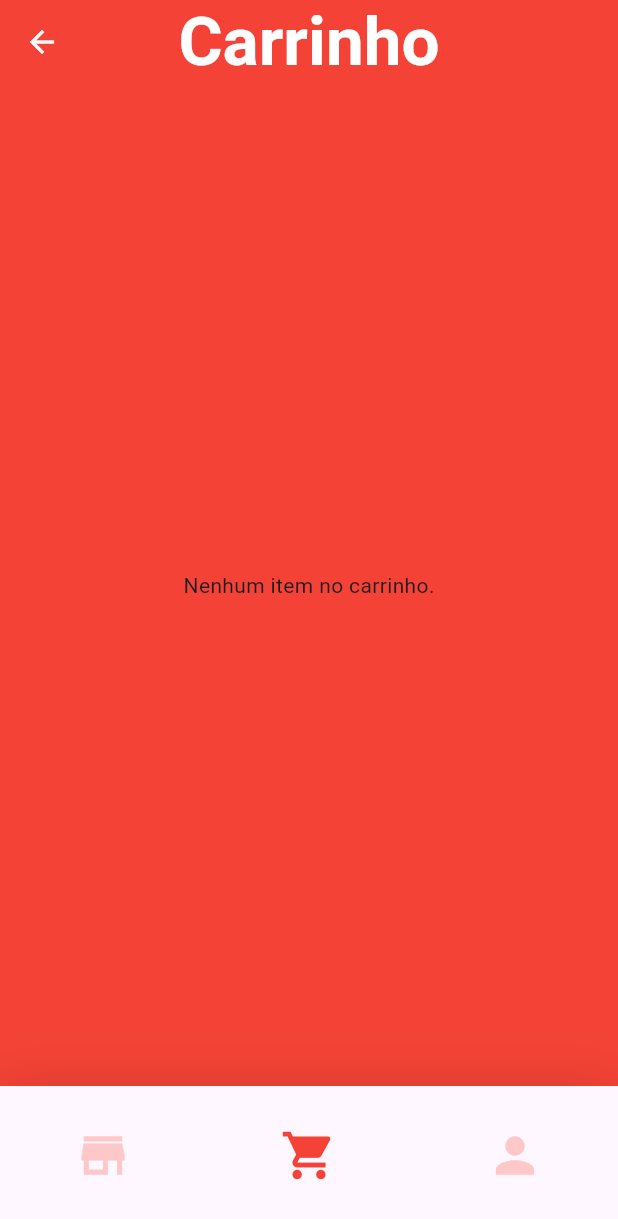
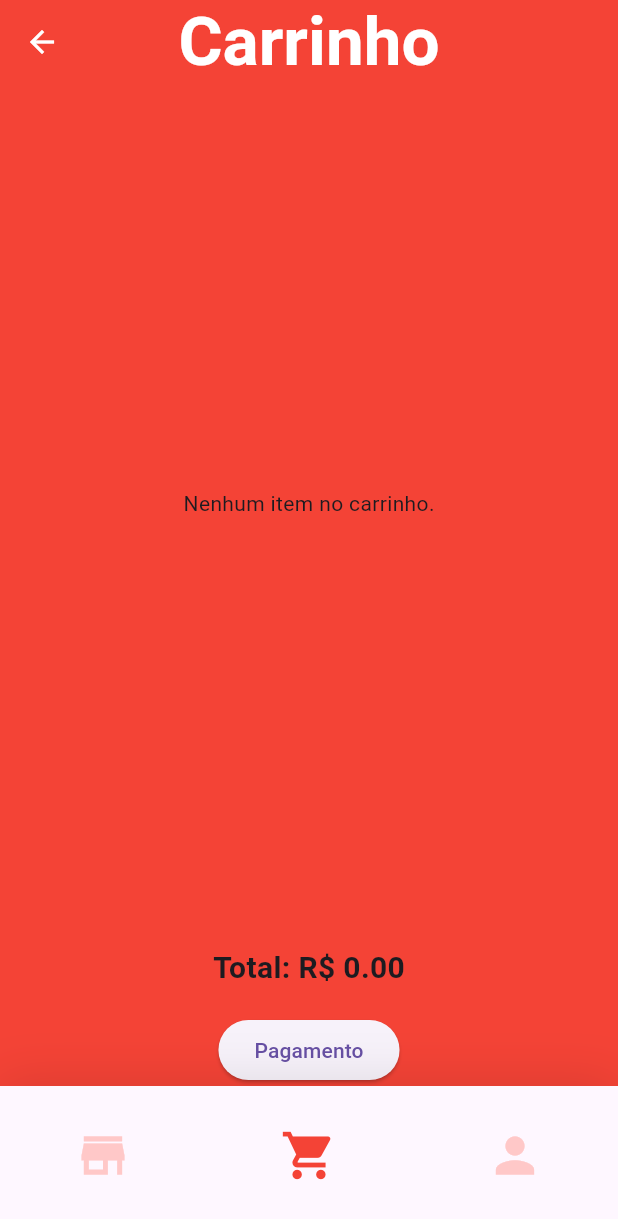
Before and after one commit to EduardoGuedes06/FLUTTER_IPET_DEMO, a Flutter app: the CartApp_page screen opened by its route, on a phone screen of 412 x 824 dp. Shown: the top 1219 px of the screen. Run offline on Flutter 3.47's test engine with Material 3 defaults, Android fonts, the phone set to English and light mode, and no system bars; accounts and stored records are empty; network calls fail.

```diff
--- a/aplication/lib/Pages/CartApp_page.dart
+++ b/aplication/lib/Pages/CartApp_page.dart
@@ -1,10 +1,10 @@
+import 'package:flutter/material.dart';
+import 'package:provider/provider.dart';
 import 'package:aplication/Models/Cart.dart';
 import 'package:aplication/Pages/ProdutosApp_page.dart';
 import 'package:aplication/Service/CartCache.dart';
 import 'package:aplication/Service/RestService/CartServiceRest.dart';
 import 'package:aplication/Service/UserCache.dart';
-import 'package:flutter/material.dart';
-import 'package:provider/provider.dart';
 
 class CartApp_page extends StatefulWidget {
   @override
@@ -13,6 +13,7 @@ class CartApp_page extends StatefulWidget {
 
 class _CartApp_pageState extends State<CartApp_page> {
   late Future<List<Cart>> cartItemsFuture;
+  double total = 0.0;
 
   @override
   void initState() {
@@ -25,7 +26,20 @@ class _CartApp_pageState extends State<CartApp_page> {
     final loggedInUser = userCache.getLoggedInUser();
     final userId = loggedInUser?.userId;
 
-    return await CartServiceRest().getCart(userId ?? '');
+    List<Cart> cartItems = await CartServiceRest().getCart(userId ?? '');
+    setState(() {
+      total = _calculateTotal(cartItems);
+    });
+
+    return cartItems;
+  }
+
+  double _calculateTotal(List<Cart> cartItems) {
+    double sum = 0.0;
+    for (var item in cartItems) {
+      sum += (item.valor * item.qtd);
+    }
+    return sum;
   }
 
   @override
@@ -52,10 +66,11 @@ class _CartApp_pageState extends State<CartApp_page> {
         ),
         centerTitle: true,
       ),
-      // ... (seu código anterior)
-// ... (seu código anterior)
-
-      body: FutureBuilder<List<Cart>>(
+      body: Column(
+        children: [
+          // Lista de itens do carrinho
+          Expanded(
+            child: FutureBuilder<List<Cart>>(
               future: cartItemsFuture,
               builder: (context, snapshot) {
                 if (snapshot.connectionState == ConnectionState.waiting) {
@@ -71,7 +86,8 @@ class _CartApp_pageState extends State<CartApp_page> {
                       children: cartItems.map((cartItem) {
                         return Center(
                           child: Container(
-                      width: 300.0, // Largura ajustável conforme necessário
+                            width:
+                                300.0, // Largura ajustável conforme necessário
                             margin: EdgeInsets.all(8.0),
                             padding: EdgeInsets.all(16.0),
                             decoration: BoxDecoration(
@@ -89,7 +105,8 @@ class _CartApp_pageState extends State<CartApp_page> {
                                 Text(
                                   cartItem.nome,
                                   style: TextStyle(
-                                fontSize: 18.0, fontWeight: FontWeight.bold),
+                                      fontSize: 18.0,
+                                      fontWeight: FontWeight.bold),
                                   textAlign: TextAlign.center,
                                 ),
                                 SizedBox(height: 8.0),
@@ -104,16 +121,18 @@ class _CartApp_pageState extends State<CartApp_page> {
                                 ),
                                 SizedBox(height: 16.0),
                                 Row(
-                            mainAxisAlignment: MainAxisAlignment.spaceEvenly,
+                                  mainAxisAlignment:
+                                      MainAxisAlignment.spaceEvenly,
                                   children: [
                                     ElevatedButton(
                                       onPressed: () async {
                                         bool success = await CartServiceRest()
-                                      .UpdateItemCart(
-                                          cartItem.id, (cartItem.qtd + 1));
+                                            .UpdateItemCart(cartItem.id,
+                                                (cartItem.qtd + 1));
                                         if (success) {
                                           setState(() {
                                             cartItem.qtd += 1;
+                                            total = _calculateTotal(cartItems);
                                           });
                                         }
                                       },
@@ -126,11 +145,12 @@ class _CartApp_pageState extends State<CartApp_page> {
                                         }
 
                                         bool success = await CartServiceRest()
-                                      .UpdateItemCart(
-                                          cartItem.id, (cartItem.qtd - 1));
+                                            .UpdateItemCart(cartItem.id,
+                                                (cartItem.qtd - 1));
                                         if (success) {
                                           setState(() {
-                                      cartItem.qtd - 1;
+                                            cartItem.qtd -= 1;
+                                            total = _calculateTotal(cartItems);
                                           });
                                         }
                                       },
@@ -138,13 +158,12 @@ class _CartApp_pageState extends State<CartApp_page> {
                                     ),
                                     ElevatedButton(
                                       onPressed: () async {
-                                  // Lógica para deletar o item
                                         bool success = await CartServiceRest()
                                             .DeleteItemCart(cartItem.id);
                                         if (success) {
-                                    // Atualizar a lista após deletar o item
                                           setState(() {
                                             cartItems.remove(cartItem);
+                                            total = _calculateTotal(cartItems);
                                           });
                                         }
                                       },
@@ -162,10 +181,31 @@ class _CartApp_pageState extends State<CartApp_page> {
                 }
               },
             ),
+          ),
 
-// ... (seu código posterior)
+          // Campo Total
+          Padding(
+            padding: const EdgeInsets.all(16.0),
+            child: Text(
+              'Total: R\$ ${total.toStringAsFixed(2)}',
+              style: TextStyle(
+                fontSize: 20.0,
+                fontWeight: FontWeight.bold,
+              ),
+            ),
+          ),
 
-// ... (seu código posterior)
+          // Botão Pagamento
+          ElevatedButton(
+            onPressed: () {
+              // Lógica para processar o pagamento
+              // Implemente a lógica desejada aqui
+              // Pode abrir uma nova tela para o pagamento, chamar um serviço, etc.
+            },
+            child: Text('Pagamento'),
+          ),
+        ],
+      ),
       bottomNavigationBar: Container(
         height: 100.0,
         decoration: BoxDecoration(
```
Lines whose indentation alone changed are shown as unchanged.
